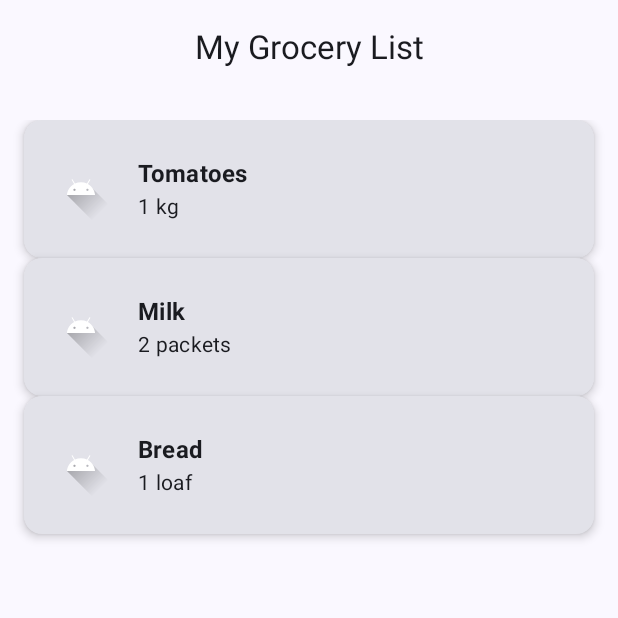
After one commit to NICKMUGO/Duka, an Android app built with Jetpack Compose: the composable GroceryListScreen shown on its own in the app's theme, on a phone screen of 412 x 824 dp, the top half of it. The commit adds this screen. Run offline under Robolectric (Android 15) with nearby library versions, the phone set to English and light mode, and no system bars.

Commit message:
UI Shopping

```diff
--- a/app/src/main/java/com/example/duka/MainActivity.kt
+++ b/app/src/main/java/com/example/duka/MainActivity.kt
@@ -15,6 +15,7 @@ import androidx.compose.ui.Modifier
 import androidx.compose.ui.tooling.preview.Preview
 import androidx.navigation.compose.rememberNavController
 import com.example.duka.ui.navigation.AppNavGraph
+import com.example.duka.ui.screens.GroceryListScreen
 
 import com.example.duka.ui.theme.DukaTheme
 
--- /dev/null
+++ b/app/src/main/java/com/example/duka/ui/family/GroceryListScreen.kt
@@ -0,0 +1,92 @@
+package com.example.duka.ui.screens
+
+import androidx.compose.foundation.Image
+import androidx.compose.foundation.layout.*
+import androidx.compose.foundation.lazy.LazyColumn
+import androidx.compose.foundation.lazy.items
+import androidx.compose.material3.*
+import androidx.compose.runtime.Composable
+import androidx.compose.ui.Alignment
+import androidx.compose.ui.Modifier
+import androidx.compose.ui.res.painterResource
+import androidx.compose.ui.text.font.FontWeight
+import androidx.compose.ui.tooling.preview.Preview
+import androidx.compose.ui.unit.dp
+import com.example.duka.R
+import com.example.duka.ui.theme.DukaTheme
+
+data class GroceryItem(
+    val name: String,
+    val quantity: String,
+    val imageRes: Int
+)
+
+@OptIn(ExperimentalMaterial3Api::class)
+@Composable
+fun GroceryListScreen() {
+    val groceryItems = listOf(
+        GroceryItem("Tomatoes", "1 kg", R.drawable.ic_launcher_foreground),
+        GroceryItem("Milk", "2 packets", R.drawable.ic_launcher_foreground),
+        GroceryItem("Bread", "1 loaf", R.drawable.ic_launcher_foreground)
+    )
+
+    Scaffold(
+        topBar = {
+            CenterAlignedTopAppBar(
+                title = { Text("My Grocery List") }
+            )
+        }
+    ) { padding ->
+        LazyColumn(
+            modifier = Modifier
+                .fillMaxSize()
+                .padding(padding)
+                .padding(16.dp)
+        ) {
+            items(groceryItems) { item ->
+                GroceryItemCard(item)
+            }
+        }
+    }
+}
+
+@Composable
+fun GroceryItemCard(item: GroceryItem) {
+    Card(
+        modifier = Modifier
+            .fillMaxWidth(),
+        elevation = CardDefaults.cardElevation(4.dp)
+    ) {
+        Row(
+            modifier = Modifier
+                .padding(16.dp),
+            verticalAlignment = Alignment.CenterVertically
+        ) {
+            Image(
+                painter = painterResource(id = item.imageRes),
+                contentDescription = item.name,
+                modifier = Modifier
+                    .size(60.dp)
+                    .padding(end = 16.dp)
+            )
+            Column {
+                Text(
+                    text = item.name,
+                    style = MaterialTheme.typography.titleMedium.copy(fontWeight = FontWeight.Bold)
+                )
+                Text(
+                    text = item.quantity,
+                    style = MaterialTheme.typography.bodyMedium
+                )
+            }
+        }
+    }
+}
+
+@Preview(showBackground = true)
+@Composable
+fun GroceryListPreview() {
+    DukaTheme {
+        GroceryListScreen()
+    }
+}
--- /dev/null
+++ b/app/src/main/java/com/example/duka/ui/navigation/AppNavGraph.kt
@@ -0,0 +1 @@
+package com.example.duka.ui.navigation
```
